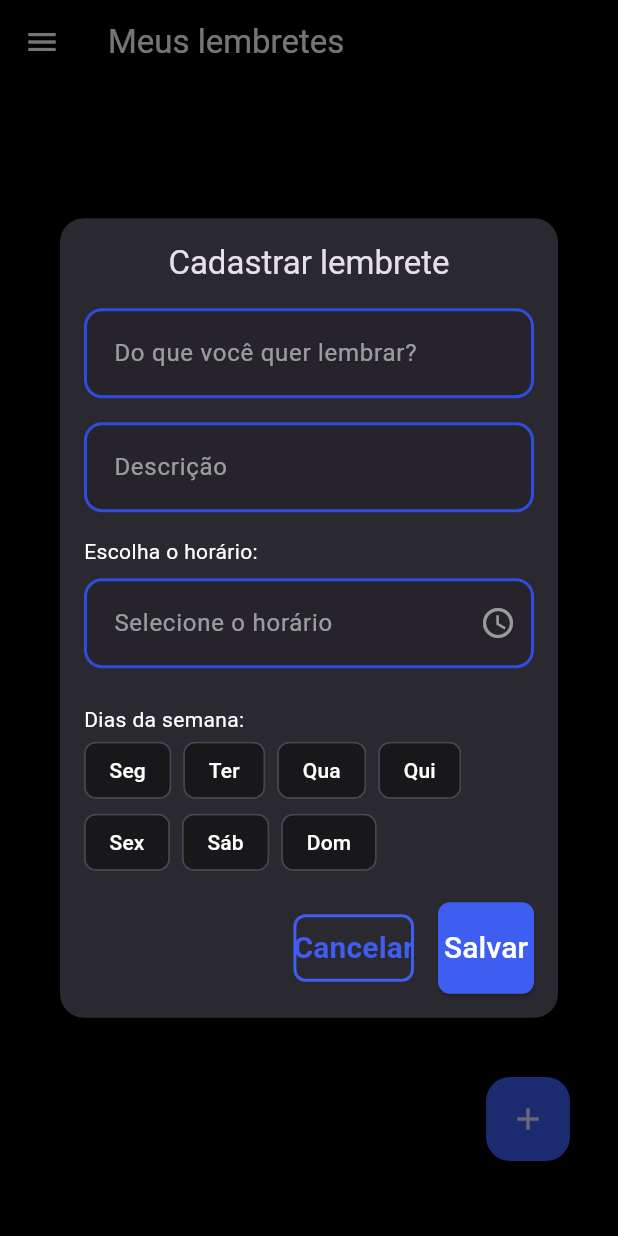
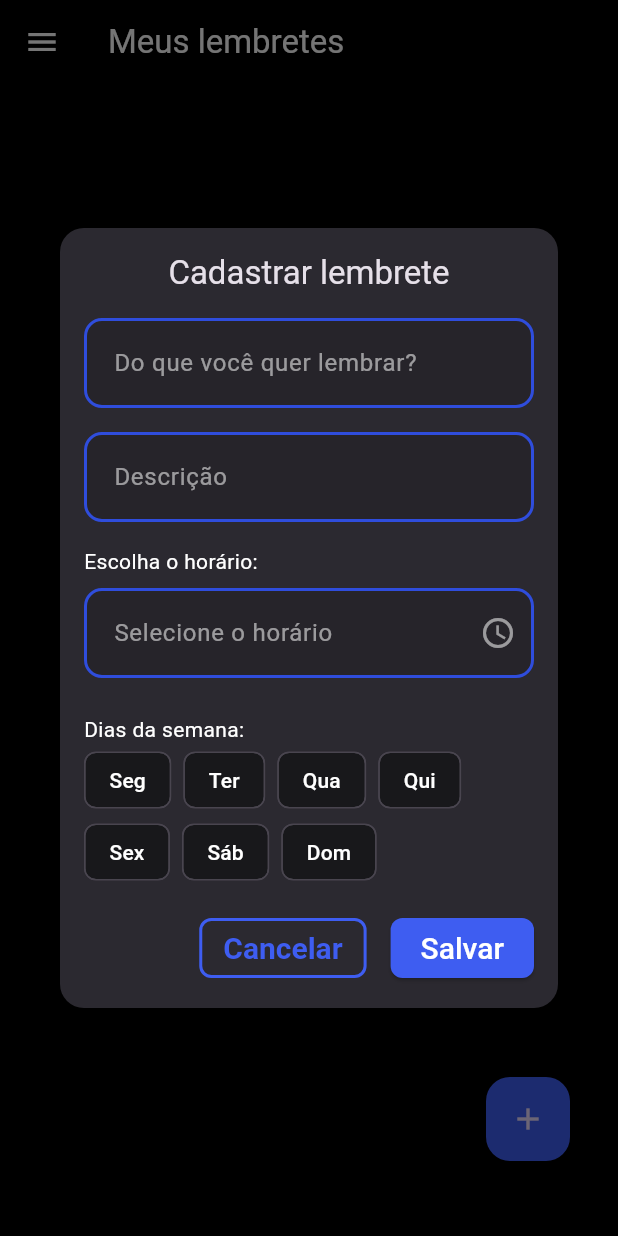
Before and after one commit to nilloferreiira/dosee, a Flutter app: the screen it shows after launch, after a tap on "Entrar como convidado", after a tap on the "add" icon, on a phone screen of 412 x 824 dp. Run offline on Flutter 3.47's test engine with Material 3 defaults, Android fonts, the light colour scheme and no system bars; our stand-ins replace flutter_local_notifications, flutter_timezone, gap, hive_ce, hive_ce_flutter, permission_handler and 1 more; accounts and stored records are empty; network calls fail.

Commit message:
feat: arrumar botoes

```diff
--- a/lib/components/ui/buttons/app_elevated_button.dart
+++ b/lib/components/ui/buttons/app_elevated_button.dart
@@ -24,14 +24,13 @@ class AppElevatedButton extends StatelessWidget {
       style: ElevatedButton.styleFrom(
         backgroundColor: color,
         foregroundColor: Colors.white,
-        padding: EdgeInsets.symmetric(vertical: 16),
+        padding: EdgeInsets.symmetric(vertical: padding ?? 16, horizontal: 20),
+        minimumSize: Size(64, 40),
         shape: RoundedRectangleBorder(borderRadius: BorderRadius.circular(8)),
+        textStyle: TextStyle(fontSize: fontSize, fontWeight: fontWeight),
       ),
       onPressed: onPressed,
-      child: Text(
-        text,
-        style: TextStyle(fontSize: fontSize, fontWeight: fontWeight),
-      ),
+      child: Text(text),
     );
   }
 }
--- a/lib/components/ui/buttons/app_outlined_button.dart
+++ b/lib/components/ui/buttons/app_outlined_button.dart
@@ -23,13 +23,15 @@ class AppOutlinedButton extends StatelessWidget {
         backgroundColor: Colors.transparent,
         side: BorderSide(color: AppColors.blueLight1, width: 2),
         foregroundColor: AppColors.blueLight1,
-        padding: EdgeInsets.symmetric(vertical: padding ?? 16),
+        padding: EdgeInsets.symmetric(vertical: padding ?? 12, horizontal: 16),
+        minimumSize: Size(64, 40),
         shape: RoundedRectangleBorder(borderRadius: BorderRadius.circular(8)),
+        textStyle: TextStyle(fontSize: fontSize, fontWeight: fontWeight),
       ),
       onPressed: onPressed,
       child: Text(
         text,
-        style: TextStyle(fontSize: fontSize, fontWeight: fontWeight),
+        // Text style is provided by the button style's textStyle
       ),
     );
   }
```
